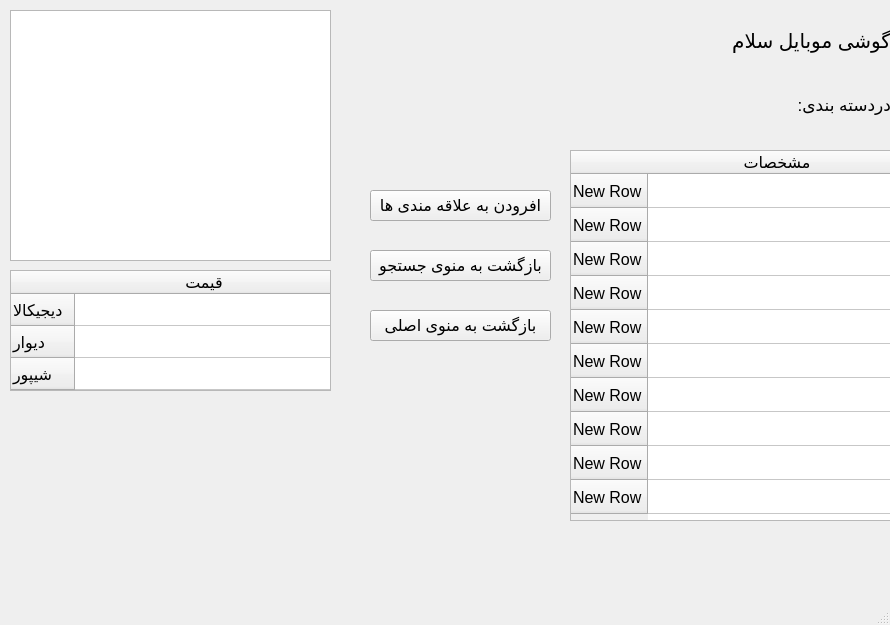
Before: the Qt Designer form kala.ui in rezazamoh/kalayab, drawn with Qt 5.
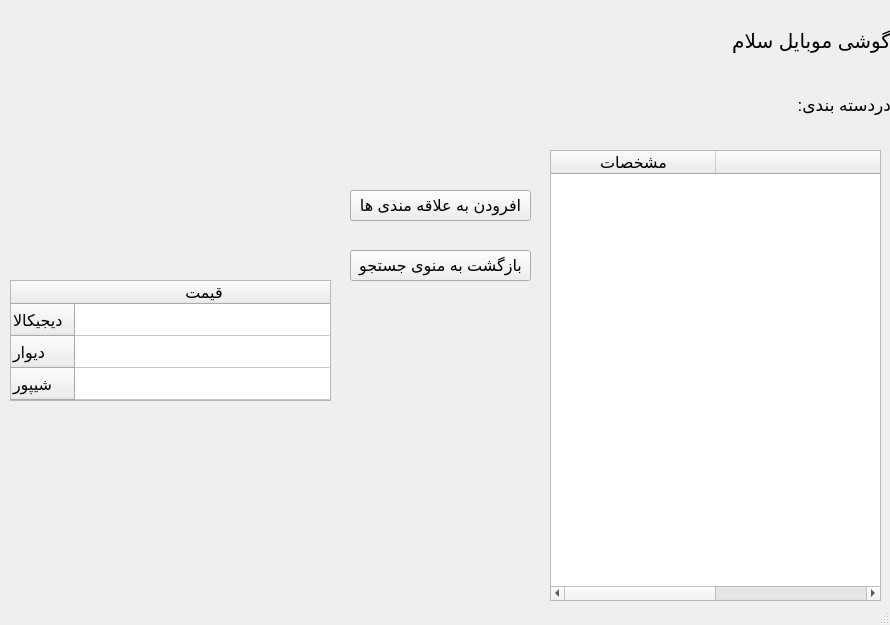
After: the same form once the commit is applied. Icons and pictures are not drawn.

Commit message: fixing the kala page and info about goods

```diff
--- a/kala.ui
+++ b/kala.ui
@@ -91,79 +91,34 @@
    <widget class="QTableWidget" name="details_table">
     <property name="geometry">
      <rect>
-      <x>570</x>
+      <x>550</x>
       <y>150</y>
-      <width>321</width>
-      <height>371</height>
+      <width>331</width>
+      <height>451</height>
      </rect>
     </property>
     <attribute name="horizontalHeaderDefaultSectionSize">
-     <number>258</number>
+     <number>165</number>
     </attribute>
     <attribute name="verticalHeaderDefaultSectionSize">
      <number>34</number>
     </attribute>
-    <row>
-     <property name="text">
-      <string>New Row</string>
-     </property>
-    </row>
-    <row>
-     <property name="text">
-      <string>New Row</string>
-     </property>
-    </row>
-    <row>
-     <property name="text">
-      <string>New Row</string>
-     </property>
-    </row>
-    <row>
-     <property name="text">
-      <string>New Row</string>
-     </property>
-    </row>
-    <row>
-     <property name="text">
-      <string>New Row</string>
-     </property>
-    </row>
-    <row>
-     <property name="text">
-      <string>New Row</string>
-     </property>
-    </row>
-    <row>
-     <property name="text">
-      <string>New Row</string>
-     </property>
-    </row>
-    <row>
-     <property name="text">
-      <string>New Row</string>
-     </property>
-    </row>
-    <row>
-     <property name="text">
-      <string>New Row</string>
-     </property>
-    </row>
-    <row>
-     <property name="text">
-      <string>New Row</string>
-     </property>
-    </row>
     <column>
      <property name="text">
       <string>مشخصات</string>
      </property>
     </column>
+    <column>
+     <property name="text">
+      <string/>
+     </property>
+    </column>
    </widget>
    <widget class="QTableWidget" name="price_table">
     <property name="geometry">
      <rect>
       <x>10</x>
-      <y>270</y>
+      <y>280</y>
       <width>321</width>
       <height>121</height>
      </rect>
@@ -195,20 +150,10 @@
      </property>
     </column>
    </widget>
-   <widget class="QGraphicsView" name="graphicsView">
-    <property name="geometry">
-     <rect>
-      <x>10</x>
-      <y>10</y>
-      <width>321</width>
-      <height>251</height>
-     </rect>
-    </property>
-   </widget>
    <widget class="QPushButton" name="love_button">
     <property name="geometry">
      <rect>
-      <x>370</x>
+      <x>350</x>
       <y>190</y>
       <width>181</width>
       <height>31</height>
@@ -221,7 +166,7 @@
    <widget class="QPushButton" name="back_to_results">
     <property name="geometry">
      <rect>
-      <x>370</x>
+      <x>350</x>
       <y>250</y>
       <width>181</width>
       <height>31</height>
@@ -231,17 +176,17 @@
      <string>بازگشت به منوی جستجو</string>
     </property>
    </widget>
-   <widget class="QPushButton" name="back_to_main">
+   <widget class="QLabel" name="image_label">
     <property name="geometry">
      <rect>
-      <x>370</x>
-      <y>310</y>
-      <width>181</width>
-      <height>31</height>
+      <x>10</x>
+      <y>10</y>
+      <width>321</width>
+      <height>251</height>
      </rect>
     </property>
     <property name="text">
-     <string>بازگشت به منوی اصلی</string>
+     <string/>
     </property>
    </widget>
   </widget>
```
The commit also changes 4 other files.
